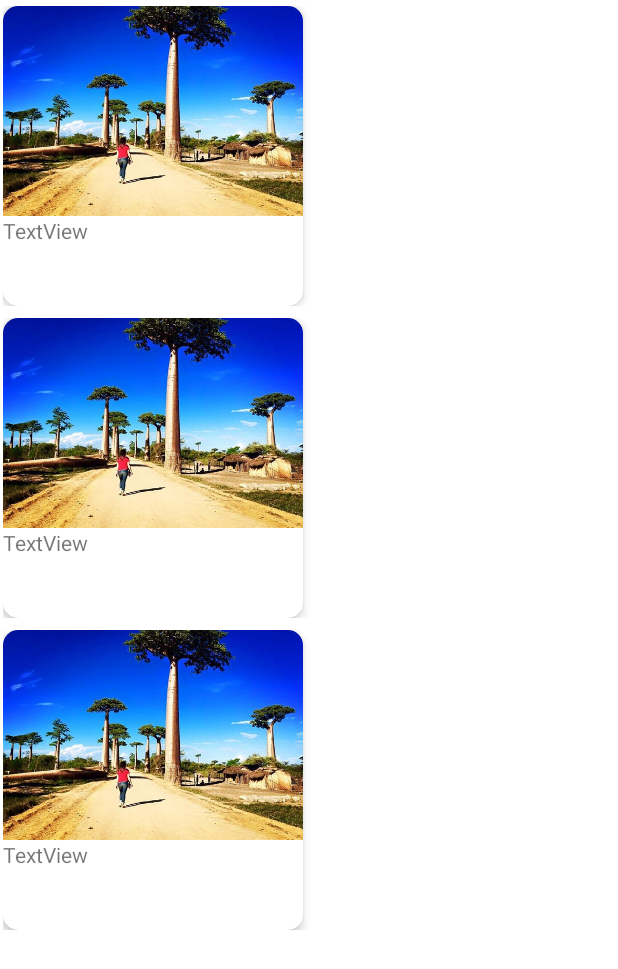
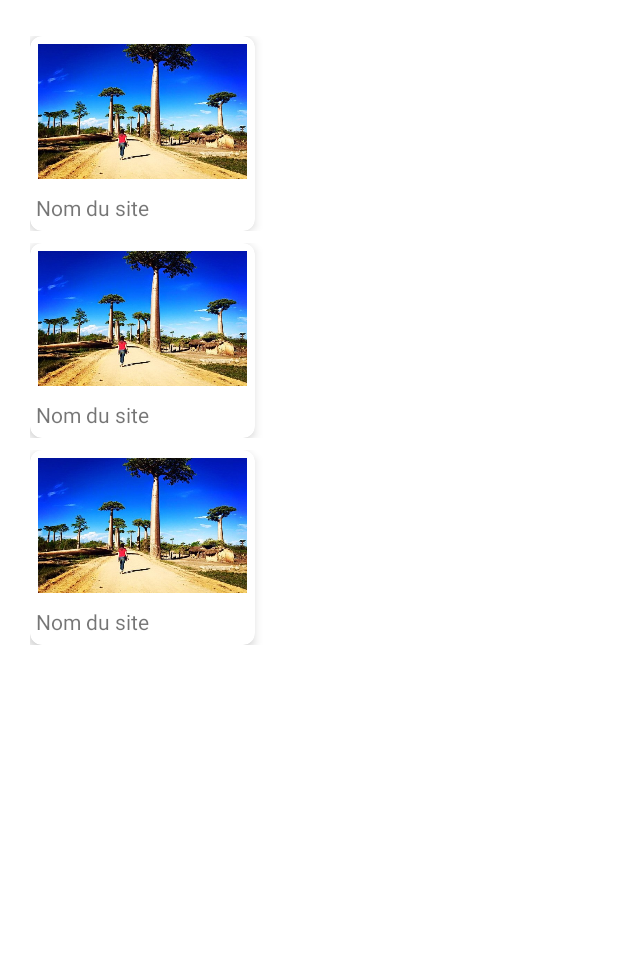
Before and after one commit to mendrika-ops/P10-Master-ETU1278-ETU1305-Mobile, an Android app: the layout fragment_sites.xml on its own in the app's theme, with its tools: preview values and no code run, on a phone screen of 412 x 824 dp. Shown: the top 969 px of the screen. Run offline under Robolectric (Android 15) with nearby library versions, the phone set to English and light mode, and no system bars; Roboto replaces fonts that are not available here.

Commit message:
[Notification - Ajust design]

```diff
--- a/Tongasoa/app/src/main/java/com/example/tongasoa/SettingsActivity.java
+++ b/Tongasoa/app/src/main/java/com/example/tongasoa/SettingsActivity.java
@@ -2,6 +2,7 @@ package com.example.tongasoa;
 
 import android.os.Bundle;
 
+import androidx.appcompat.app.ActionBar;
 import androidx.appcompat.app.AppCompatActivity;
 
 import com.example.tongasoa.ui.settings.SettingsFragment;
@@ -19,9 +20,10 @@ public class SettingsActivity extends AppCompatActivity {
                 .replace(android.R.id.content, new SettingsFragment())
                 .commit();
 
-        /*ActionBar menu = getSupportActionBar();
+
+        ActionBar menu = getSupportActionBar();
         menu.setDisplayShowHomeEnabled(true);
-        menu.setDisplayHomeAsUpEnabled(true);*/
+        menu.setDisplayHomeAsUpEnabled(true);
     }
 
     @Override
--- a/Tongasoa/app/src/main/java/com/example/tongasoa/utils/Constante.java
+++ b/Tongasoa/app/src/main/java/com/example/tongasoa/utils/Constante.java
@@ -1,5 +1,5 @@
 package com.example.tongasoa.utils;
 
 public class Constante {
-    public static String BASE_URL = "https://af3a-197-149-36-147.ngrok-free.app/";
+    public static String BASE_URL = "https://b8aa-102-16-40-6.ngrok-free.app/";
 }
--- a/Tongasoa/app/src/main/res/layout/fragment_site_card.xml
+++ b/Tongasoa/app/src/main/res/layout/fragment_site_card.xml
@@ -4,38 +4,41 @@
     xmlns:tools="http://schemas.android.com/tools"
     android:layout_width="match_parent"
     android:layout_height="wrap_content"
-    android:paddingStart="2dp"
-    android:paddingEnd="2dp"
     android:paddingTop="4dp"
     android:paddingBottom="4dp"
     tools:context=".ui.site.SiteCard">
     <androidx.cardview.widget.CardView
-        android:layout_width="200dp"
-        android:layout_height="200dp"
+        android:layout_width="150dp"
+        android:layout_height="130dp"
         app:cardElevation= "4dp"
-        app:cardCornerRadius="10dp">
+        app:cardCornerRadius="8dp">
 
     <LinearLayout
         android:layout_width="match_parent"
-            android:layout_height="match_parent"
-            android:orientation="vertical">
+        android:layout_height="wrap_content"
+        android:orientation="vertical"
+        android:layout_margin="0dp"
+        android:elevation="8dp">
 
         <ImageView
             android:id="@+id/imageSite"
             android:src="@drawable/home_image3"
             android:layout_width="match_parent"
-                android:layout_height="100dp"
-                android:layout_weight="1"
-                android:scaleType="centerCrop"/>
+            android:layout_height="90dp"
+            android:scaleType="centerCrop"
+            android:layout_margin="5dp"/>
 
         <TextView
             android:id="@+id/nameSite"
             android:layout_width="match_parent"
             android:layout_height="wrap_content"
-                android:layout_weight="1"
-                android:text="TextView" />
+            android:text="Nom du site"
+            android:textSize="14sp"
+            android:padding="4dp"
+            android:gravity="center_vertical" />
 
 </LinearLayout>
+
 
     </androidx.cardview.widget.CardView>
 
--- a/Tongasoa/app/src/main/res/layout/fragment_sites.xml
+++ b/Tongasoa/app/src/main/res/layout/fragment_sites.xml
@@ -9,6 +9,7 @@
         android:id="@+id/recyclerview"
         android:layout_width="match_parent"
         android:layout_height="match_parent"
+        android:layout_margin="20dp"
         tools:listitem="@layout/fragment_site_card"
         />
 </FrameLayout>
```
Also changed, not shown: Tongasoa/app/src/main/AndroidManifest.xml (+7 -3 lines), Tongasoa/app/src/main/java/com/example/tongasoa/MyHome.java (+46 -3 lines), Tongasoa/app/src/main/java/com/example/tongasoa/ui/settings/SettingsFragment.java (+14 -6 lines), Tongasoa/app/src/main/java/com/example/tongasoa/ui/site/Sites.java (+4 -7 lines), Tongasoa/app/src/main/java/com/example/tongasoa/utils/ReminderBroadcast.java (added, +43 -0 lines), Tongasoa/app/src/main/res/layout/fragment_site_page.xml (+41 -18 lines), Tongasoa/app/src/main/res/drawable/logo.png (added), Tongasoa/app/src/main/res/drawable/logo_transparent.png (added). Lines whose indentation alone changed are shown as unchanged.
